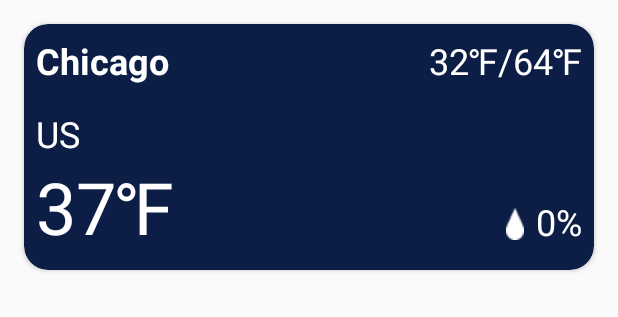
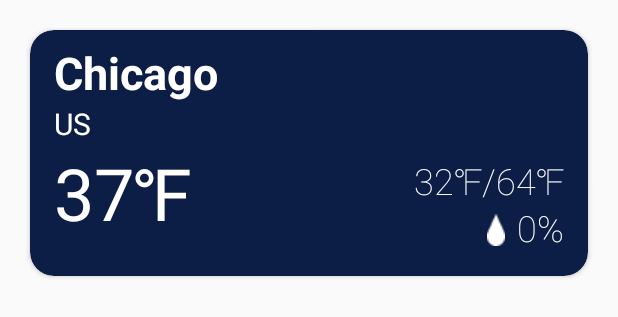
Before and after one commit to Silver2Engineered/weather, an Android app: the layout city_item.xml on its own in the app's theme, with its tools: preview values and no code run, on a phone screen of 412 x 824 dp. Shown: the top 317 px of the screen. Run offline under Robolectric (Android 15) with nearby library versions, the phone set to English and light mode, and no system bars.

Commit message:
minor ui changes

```diff
--- a/app/src/main/res/layout/city_item.xml
+++ b/app/src/main/res/layout/city_item.xml
@@ -1,15 +1,15 @@
 <androidx.cardview.widget.CardView
     xmlns:android="http://schemas.android.com/apk/res/android"
     xmlns:app="http://schemas.android.com/apk/res-auto"
+    xmlns:tools="http://schemas.android.com/tools"
     android:layout_width="match_parent"
     android:layout_height="wrap_content"
     app:cardCornerRadius="16dp"
     app:cardBackgroundColor="#0C1D46"
-    android:layout_margin="16dp"
+    android:layout_margin="20dp"
     android:elevation="4dp">
 
-<androidx.constraintlayout.widget.ConstraintLayout xmlns:android="http://schemas.android.com/apk/res/android" xmlns:tools="http://schemas.android.com/tools"
-    xmlns:app="http://schemas.android.com/apk/res-auto"
+<androidx.constraintlayout.widget.ConstraintLayout
     android:layout_width="match_parent"
     android:layout_height="164sp"
     android:gravity="center_vertical">
@@ -19,9 +19,9 @@
         android:layout_width="wrap_content"
         android:layout_height="wrap_content"
         android:textColor="@color/white"
-        android:textSize="24sp"
+        android:textSize="30sp"
         android:textStyle="bold"
-        android:paddingLeft="8dp"
+        android:paddingLeft="16dp"
         android:paddingTop="8dp"
         app:layout_constraintStart_toStartOf="parent"
         app:layout_constraintTop_toTopOf="parent"
@@ -32,18 +32,17 @@
         android:layout_width="wrap_content"
         android:layout_height="wrap_content"
         android:textColor="@color/white"
-        android:textSize="24sp"
+        android:textSize="20sp"
         app:layout_constraintStart_toStartOf="@id/Name"
         app:layout_constraintTop_toBottomOf="@id/Name"
-        android:paddingLeft="8dp"
-        android:paddingTop="16dp"
+        android:paddingLeft="16dp"
         tools:text="US" />
 
     <TextView
         android:id="@+id/Temp"
         android:layout_width="wrap_content"
         android:layout_height="wrap_content"
-        android:paddingLeft="8dp"
+        android:paddingLeft="16dp"
         android:paddingBottom="16dp"
         android:textColor="@color/white"
         android:textSize="48sp"
@@ -55,24 +54,27 @@
         android:id="@+id/LowAndHigh"
         android:layout_width="wrap_content"
         android:layout_height="wrap_content"
+        android:fontFamily="sans-serif-thin"
         android:paddingTop="8dp"
-        android:paddingRight="8dp"
+        android:paddingRight="16dp"
+        android:paddingBottom="8dp"
         android:textColor="@color/white"
         android:textSize="24sp"
         app:layout_constraintEnd_toEndOf="parent"
-        app:layout_constraintTop_toTopOf="parent"
+        app:layout_constraintTop_toTopOf="@id/Temp"
         tools:text="32\u2109/64\u2109" />
 
     <TextView
         android:id="@+id/Humidity"
         android:layout_width="wrap_content"
         android:layout_height="wrap_content"
-        android:paddingRight="8dp"
+        android:fontFamily="sans-serif-thin"
+        android:paddingRight="16dp"
         android:paddingBottom="16dp"
         android:textColor="@color/white"
         android:textSize="24sp"
+        app:layout_constraintBottom_toBottomOf="parent"
         app:layout_constraintEnd_toEndOf="parent"
-        app:layout_constraintBottom_toBottomOf="parent"
         tools:text="0%" />
 
     <ImageView
--- a/app/src/main/res/values/strings.xml
+++ b/app/src/main/res/values/strings.xml
@@ -2,5 +2,5 @@
     <string name="app_name">Weather</string>
     <string name="hello_world">Hello World</string>
     <string name="temp">%s℉</string>
-    <string name="humidity">%s\ %%</string>
+    <string name="humidity">%s\%%</string>
 </resources>
```
